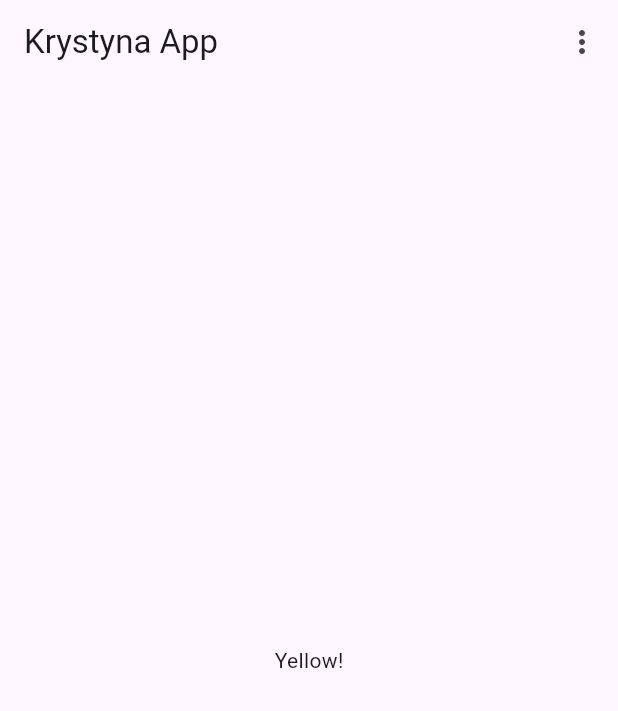
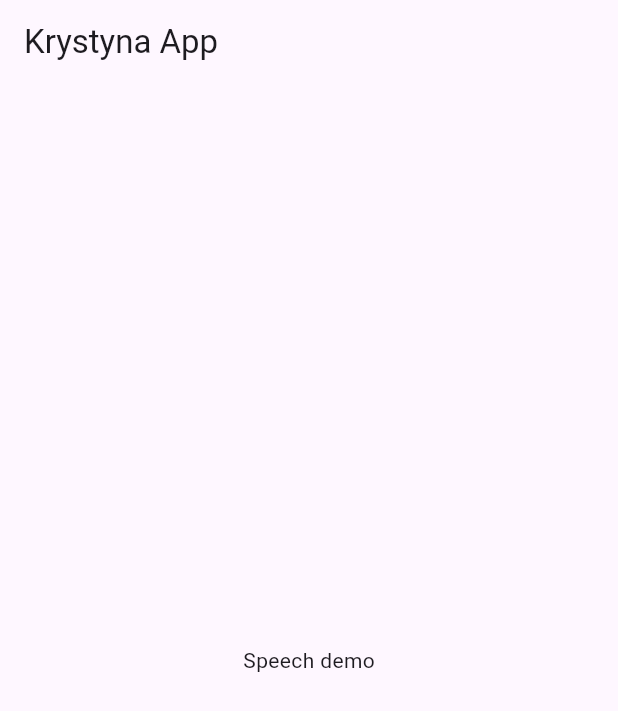
Before and after one commit to mmalessa/krystyna, a Flutter app: the screen it shows after launch, on a phone screen of 412 x 824 dp. Shown: the top 711 px of the screen. Run offline on Flutter 3.47's test engine with Material 3 defaults, Android fonts, the phone set to English and light mode, and no system bars; our stand-ins replace flutter_tts, speech_to_text.

Commit message:
Improve navigation

```diff
--- a/lib/main.dart
+++ b/lib/main.dart
@@ -1,6 +1,7 @@
 import 'package:flutter/material.dart';
 // import 'package:google_fonts/google_fonts.dart';
-import 'package:krystyna/screens/home.dart';
+// import 'package:krystyna/screens/home.dart';
+import 'package:krystyna/screens/start.dart';
 
 // final theme = ThemeData(
 //   useMaterial3: true,
@@ -27,7 +28,7 @@ class App extends StatelessWidget {
       theme: ThemeData.light(),
       darkTheme: ThemeData.dark(),
       themeMode: ThemeMode.system,
-      home: HomeScreen(),
+      home: StartScreen()
     );
   }
 }
--- a/lib/screens/start.dart
+++ b/lib/screens/start.dart
@@ -1,12 +1,31 @@
 import 'package:flutter/material.dart';
+import 'package:krystyna/screens/speech_demo.dart';
 
 class StartScreen extends StatelessWidget {
   const StartScreen({super.key});
 
+  void _selectModule(BuildContext context, String moduleName)  {
+    Navigator.of(context).push(
+      MaterialPageRoute(
+          builder: (ctx) => SpeechDemo()
+      )
+    );
+  }
+
   @override
   Widget build(BuildContext context) {
-    return const Center(
-      child: Text('Yellow!'),
+    return Scaffold(
+      appBar: AppBar(
+        title: const Text('Krystyna App'),
+      ),
+      body: InkWell(
+        onTap: () {
+          _selectModule(context, 'moduleName');
+        },
+        child: Center(
+          child: const Text('Speech demo'),
+        ),
+      )
     );
   }
 
```
Also changed, not shown: lib/screens/speech_demo.dart (+6 -1 lines).
